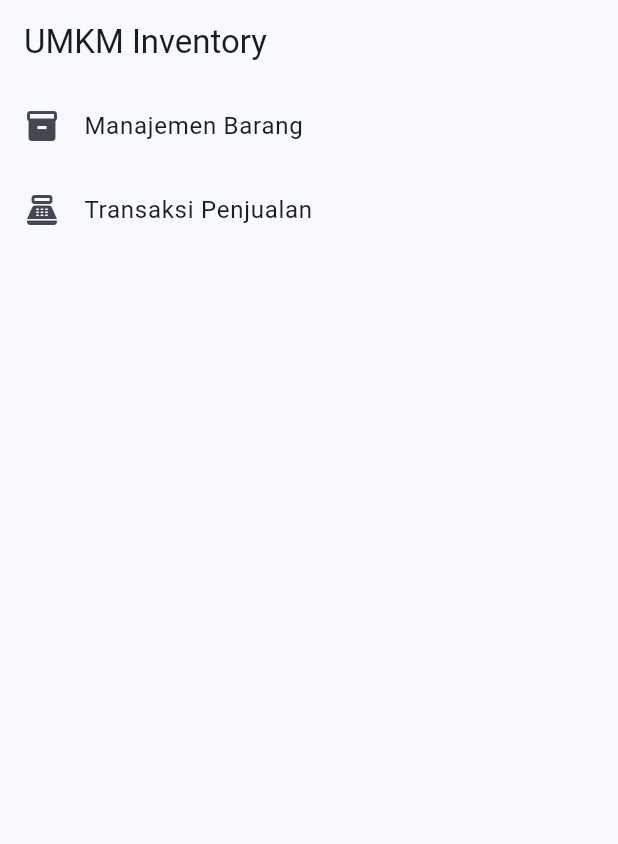
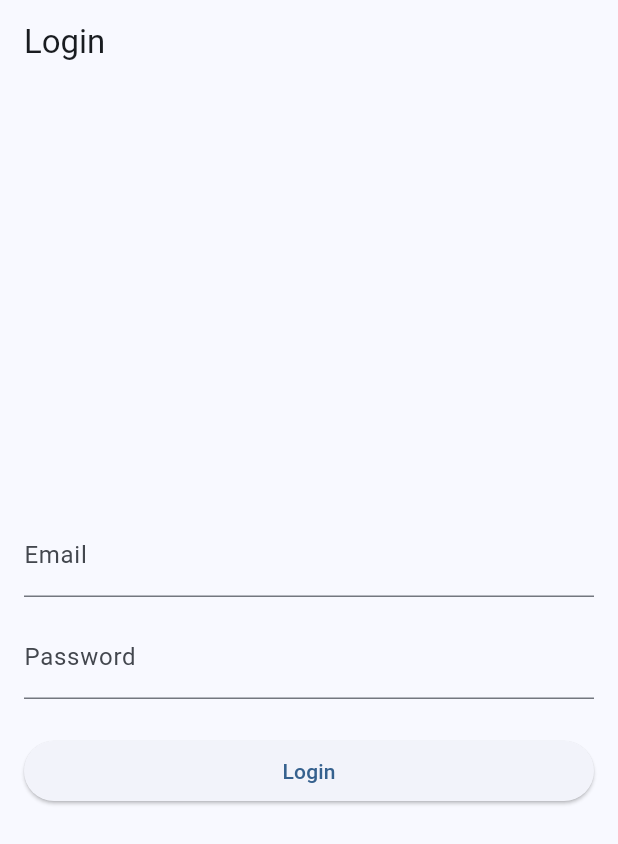
Before and after one commit to RifaatNatsir/mobile-umkm-inventory, a Flutter app: the screen it shows after launch, on a phone screen of 412 x 824 dp. Shown: the top 844 px of the screen. Run offline on Flutter 3.47's test engine with Material 3 defaults, Android fonts, the phone set to English and light mode, and no system bars; our stand-ins replace dio.

Commit message:
add login feature

```diff
--- a/mobile/lib/main.dart
+++ b/mobile/lib/main.dart
@@ -1,5 +1,6 @@
 import 'package:flutter/material.dart';
 import 'src/screens/home_page.dart';
+import 'src/screens/auth/login_page.dart';
 
 void main() {
   runApp(const MyApp());
@@ -17,7 +18,7 @@ class MyApp extends StatelessWidget {
         colorScheme: ColorScheme.fromSeed(seedColor: Colors.blue),
         useMaterial3: true,
       ),
-      home: const HomePage(),
+      home: const LoginPage(), // ⬅ mulai dari login
     );
   }
 }
--- /dev/null
+++ b/mobile/lib/src/models/app_user.dart
@@ -0,0 +1,19 @@
+class AppUser {
+  final String id;
+  final String name;
+  final String email;
+
+  AppUser({
+    required this.id,
+    required this.name,
+    required this.email,
+  });
+
+  factory AppUser.fromJson(Map<String, dynamic> json) {
+    return AppUser(
+      id: json['id'] ?? '',
+      name: json['name'] ?? '',
+      email: json['email'] ?? '',
+    );
+  }
+}
--- /dev/null
+++ b/mobile/lib/src/screens/auth/login_page.dart
@@ -0,0 +1,96 @@
+import 'package:flutter/material.dart';
+import '../../services/api_client.dart';
+import '../../models/app_user.dart';
+import '../home_page.dart';
+
+class LoginPage extends StatefulWidget {
+  const LoginPage({super.key});
+
+  @override
+  State<LoginPage> createState() => _LoginPageState();
+}
+
+class _LoginPageState extends State<LoginPage> {
+  final _emailC = TextEditingController();
+  final _passC = TextEditingController();
+  final _api = ApiClient();
+
+  bool _loading = false;
+
+  Future<void> _doLogin() async {
+    if (_emailC.text.isEmpty || _passC.text.isEmpty) {
+      ScaffoldMessenger.of(context).showSnackBar(
+        const SnackBar(content: Text('Email dan password wajib diisi')),
+      );
+      return;
+    }
+
+    setState(() => _loading = true);
+
+    try {
+      final AppUser user = await _api.login(
+        email: _emailC.text.trim(),
+        password: _passC.text.trim(),
+      );
+
+      // Kalau berhasil, masuk ke HomePage dan hapus halaman login
+      if (!mounted) return;
+      Navigator.of(context).pushReplacement(
+        MaterialPageRoute(
+          builder: (_) => const HomePage(),
+        ),
+      );
+
+      ScaffoldMessenger.of(context).showSnackBar(
+        SnackBar(content: Text('Selamat datang, ${user.name}')),
+      );
+    } catch (e) {
+      if (!mounted) return;
+      ScaffoldMessenger.of(context).showSnackBar(
+        SnackBar(content: Text(e.toString())),
+      );
+    } finally {
+      if (mounted) {
+        setState(() => _loading = false);
+      }
+    }
+  }
+
+  @override
+  Widget build(BuildContext context) {
+    return Scaffold(
+      appBar: AppBar(title: const Text('Login')),
+      body: Padding(
+        padding: const EdgeInsets.all(16),
+        child: Column(
+          mainAxisAlignment: MainAxisAlignment.center,
+          children: [
+            TextField(
+              controller: _emailC,
+              decoration: const InputDecoration(
+                labelText: 'Email',
+              ),
+              keyboardType: TextInputType.emailAddress,
+            ),
+            const SizedBox(height: 12),
+            TextField(
+              controller: _passC,
+              decoration: const InputDecoration(
+                labelText: 'Password',
+              ),
+              obscureText: true,
+            ),
+            const SizedBox(height: 24),
+            SizedBox(
+              width: double.infinity,
+              child: ElevatedButton(
+                onPressed: _loading ? null : _doLogin,
+                child: Text(_loading ? 'Loading...' : 'Login'),
+              ),
+            ),
+          ],
+        ),
+      ),
+    );
+  }
+}
--- a/mobile/lib/src/services/api_client.dart
+++ b/mobile/lib/src/services/api_client.dart
@@ -1,12 +1,17 @@
 import 'package:dio/dio.dart';
 import '../models/item.dart';
 import '../models/sale.dart';
+import '../models/app_user.dart';
 
 class ApiClient {
   static const String baseUrl =
       'http://localhost:5001/umkm-inventory/asia-southeast2/api';
 
-  final Dio _dio = Dio(BaseOptions(baseUrl: baseUrl));
+  final Dio _dio = Dio(BaseOptions(
+    baseUrl: baseUrl,
+    connectTimeout: const Duration(seconds: 10),
+    receiveTimeout: const Duration(seconds: 10),
+  ));
 
   Future<List<Item>> getItems() async {
     final response = await _dio.get('/items');
@@ -59,4 +64,29 @@ class ApiClient {
   Future<void> deleteItem(String id) async {
     await _dio.delete('/items/$id');
   }
+
+  Future<AppUser> login({
+    required String email,
+    required String password,
+  }) async {
+    try {
+      final res = await _dio.post('/login', data: {
+        'email': email,
+        'password': password,
+      });
+
+      if (res.data['success'] == true && res.data['user'] != null) {
+        return AppUser.fromJson(
+          Map<String, dynamic>.from(res.data['user']),
+        );
+      } else {
+        throw Exception(res.data['error'] ?? 'Login gagal');
+      }
+    } on DioException catch (e) {
+      final msg = e.response?.data['error'] ??
+          e.response?.data['message'] ??
+          'Login gagal';
+      throw Exception(msg);
+    }
+  }
 }
```
Also changed, not shown: 1 other file.
